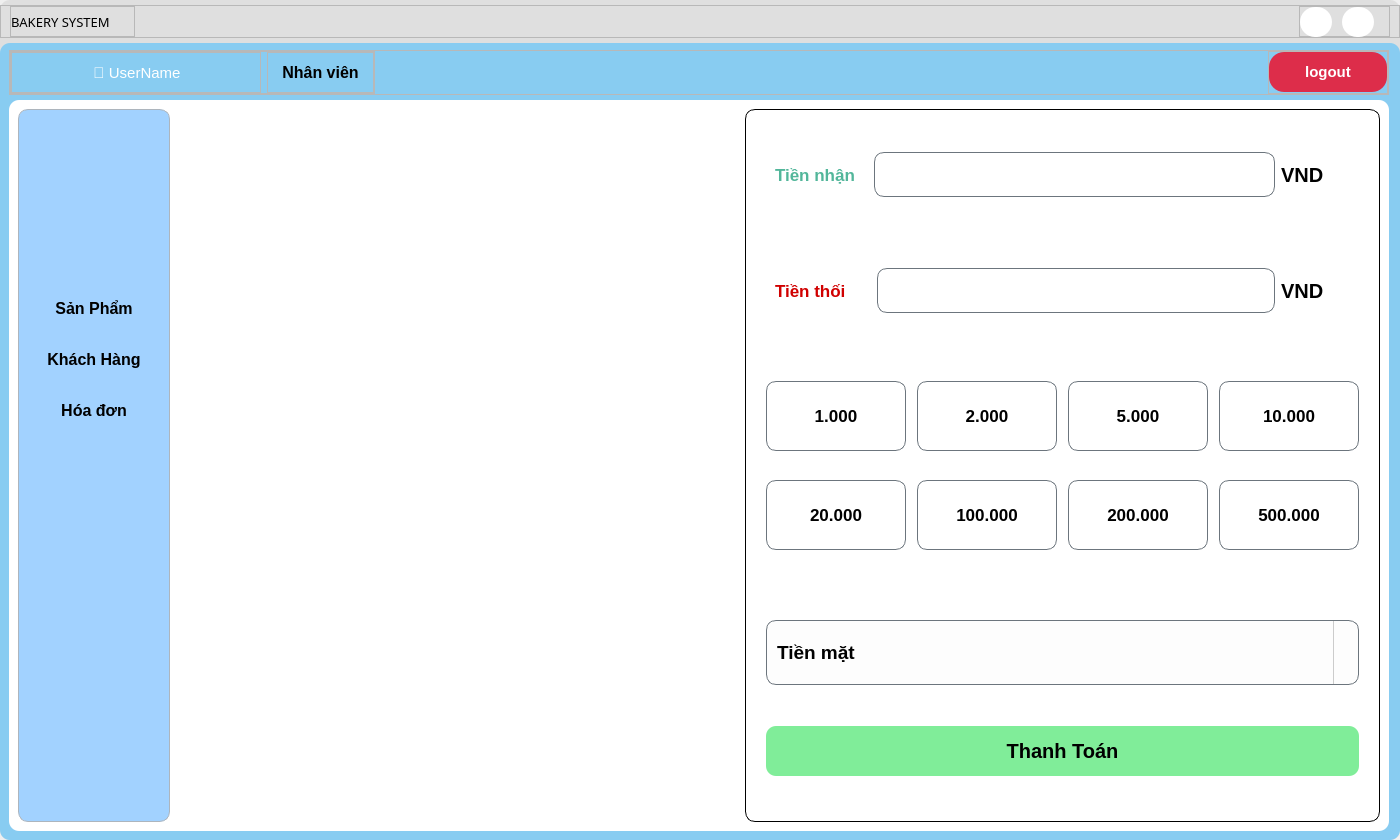
Qt form UI/forms/employee/employee_main_screen.ui (yuukun123/bakery-management-system) before a commit.
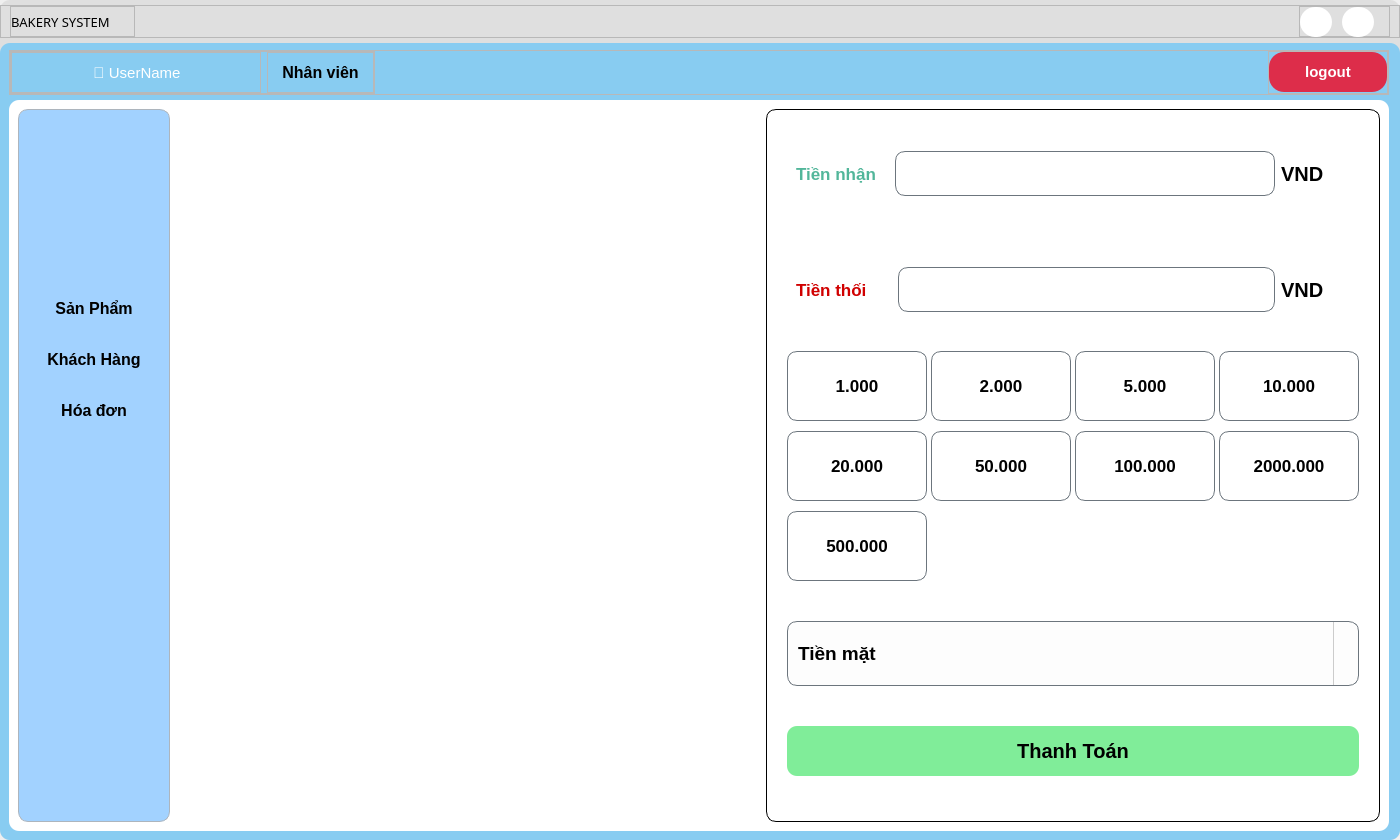
The same form after that commit. Icons and pictures are not drawn.

```diff
--- a/UI/forms/employee/employee_main_screen.ui
+++ b/UI/forms/employee/employee_main_screen.ui
@@ -1866,7 +1866,7 @@
                          <widget class="QFrame" name="frame_29">
                           <property name="maximumSize">
                            <size>
-                            <width>700</width>
+                            <width>680</width>
                             <height>16777215</height>
                            </size>
                           </property>
@@ -2167,86 +2167,11 @@
                                <number>0</number>
                               </property>
                               <property name="horizontalSpacing">
-                               <number>11</number>
+                               <number>4</number>
                               </property>
                               <property name="verticalSpacing">
-                               <number>0</number>
+                               <number>10</number>
                               </property>
-                              <item row="0" column="0">
-                               <widget class="QToolButton" name="btn_1000">
-                                <property name="sizePolicy">
-                                 <sizepolicy hsizetype="Fixed" vsizetype="Fixed">
-                                  <horstretch>0</horstretch>
-                                  <verstretch>0</verstretch>
-                                 </sizepolicy>
-                                </property>
-                                <property name="minimumSize">
-                                 <size>
-                                  <width>140</width>
-                                  <height>70</height>
-                                 </size>
-                                </property>
-                                <property name="font">
-                                 <font>
-                                  <pointsize>13</pointsize>
-                                  <weight>75</weight>
-                                  <bold>true</bold>
-                                 </font>
-                                </property>
-                                <property name="styleSheet">
-                                 <string notr="true">border: 1px solid #6c757d;</string>
-                                </property>
-                                <property name="text">
-                                 <string>1.000</string>
-                                </property>
-                               </widget>
-                              </item>
-                              <item row="1" column="3">
-                               <widget class="QToolButton" name="btn_500000">
-                                <property name="minimumSize">
-                                 <size>
-                                  <width>140</width>
-                                  <height>70</height>
-                                 </size>
-                                </property>
-                                <property name="font">
-                                 <font>
-                                  <pointsize>13</pointsize>
-                                  <weight>75</weight>
-                                  <bold>true</bold>
-                                 </font>
-                                </property>
-                                <property name="styleSheet">
-                                 <string notr="true">border: 1px solid #6c757d;</string>
-                                </property>
-                                <property name="text">
-                                 <string>500.000</string>
-                                </property>
-                               </widget>
-                              </item>
-                              <item row="0" column="1">
-                               <widget class="QToolButton" name="btn_2000">
-                                <property name="minimumSize">
-                                 <size>
-                                  <width>140</width>
-                                  <height>70</height>
-                                 </size>
-                                </property>
-                                <property name="font">
-                                 <font>
-                                  <pointsize>13</pointsize>
-                                  <weight>75</weight>
-                                  <bold>true</bold>
-                                 </font>
-                                </property>
-                                <property name="styleSheet">
-                                 <string notr="true">border: 1px solid #6c757d;</string>
-                                </property>
-                                <property name="text">
-                                 <string>2.000</string>
-                                </property>
-                               </widget>
-                              </item>
                               <item row="1" column="0">
                                <widget class="QToolButton" name="btn_20000">
                                 <property name="minimumSize">
@@ -2270,7 +2195,76 @@
                                 </property>
                                </widget>
                               </item>
-                              <item row="1" column="1">
+                              <item row="0" column="2">
+                               <widget class="QToolButton" name="btn_2000">
+                                <property name="minimumSize">
+                                 <size>
+                                  <width>140</width>
+                                  <height>70</height>
+                                 </size>
+                                </property>
+                                <property name="font">
+                                 <font>
+                                  <pointsize>13</pointsize>
+                                  <weight>75</weight>
+                                  <bold>true</bold>
+                                 </font>
+                                </property>
+                                <property name="styleSheet">
+                                 <string notr="true">border: 1px solid #6c757d;</string>
+                                </property>
+                                <property name="text">
+                                 <string>2.000</string>
+                                </property>
+                               </widget>
+                              </item>
+                              <item row="1" column="2">
+                               <widget class="QToolButton" name="btn_50000">
+                                <property name="minimumSize">
+                                 <size>
+                                  <width>140</width>
+                                  <height>70</height>
+                                 </size>
+                                </property>
+                                <property name="font">
+                                 <font>
+                                  <pointsize>13</pointsize>
+                                  <weight>75</weight>
+                                  <bold>true</bold>
+                                 </font>
+                                </property>
+                                <property name="styleSheet">
+                                 <string notr="true">border: 1px solid #6c757d;</string>
+                                </property>
+                                <property name="text">
+                                 <string>50.000</string>
+                                </property>
+                               </widget>
+                              </item>
+                              <item row="0" column="4">
+                               <widget class="QToolButton" name="btn_10000">
+                                <property name="minimumSize">
+                                 <size>
+                                  <width>140</width>
+                                  <height>70</height>
+                                 </size>
+                                </property>
+                                <property name="font">
+                                 <font>
+                                  <pointsize>13</pointsize>
+                                  <weight>75</weight>
+                                  <bold>true</bold>
+                                 </font>
+                                </property>
+                                <property name="styleSheet">
+                                 <string notr="true">border: 1px solid #6c757d;</string>
+                                </property>
+                                <property name="text">
+                                 <string>10.000</string>
+                                </property>
+                               </widget>
+                              </item>
+                              <item row="1" column="3">
                                <widget class="QToolButton" name="btn_100000">
                                 <property name="minimumSize">
                                  <size>
@@ -2293,7 +2287,7 @@
                                 </property>
                                </widget>
                               </item>
-                              <item row="0" column="2">
+                              <item row="0" column="3">
                                <widget class="QToolButton" name="btn_5000">
                                 <property name="minimumSize">
                                  <size>
@@ -2316,7 +2310,7 @@
                                 </property>
                                </widget>
                               </item>
-                              <item row="1" column="2">
+                              <item row="1" column="4">
                                <widget class="QToolButton" name="btn_200000">
                                 <property name="minimumSize">
                                  <size>
@@ -2335,12 +2329,18 @@
                                  <string notr="true">border: 1px solid #6c757d;</string>
                                 </property>
                                 <property name="text">
-                                 <string>200.000</string>
+                                 <string>2000.000</string>
                                 </property>
                                </widget>
                               </item>
-                              <item row="0" column="3">
-                               <widget class="QToolButton" name="btn_10000">
+                              <item row="0" column="0">
+                               <widget class="QToolButton" name="btn_1000">
+                                <property name="sizePolicy">
+                                 <sizepolicy hsizetype="Fixed" vsizetype="Fixed">
+                                  <horstretch>0</horstretch>
+                                  <verstretch>0</verstretch>
+                                 </sizepolicy>
+                                </property>
                                 <property name="minimumSize">
                                  <size>
                                   <width>140</width>
@@ -2358,7 +2358,30 @@
                                  <string notr="true">border: 1px solid #6c757d;</string>
                                 </property>
                                 <property name="text">
-                                 <string>10.000</string>
+                                 <string>1.000</string>
+                                </property>
+                               </widget>
+                              </item>
+                              <item row="2" column="0">
+                               <widget class="QToolButton" name="btn_500000">
+                                <property name="minimumSize">
+                                 <size>
+                                  <width>140</width>
+                                  <height>70</height>
+                                 </size>
+                                </property>
+                                <property name="font">
+                                 <font>
+                                  <pointsize>13</pointsize>
+                                  <weight>75</weight>
+                                  <bold>true</bold>
+                                 </font>
+                                </property>
+                                <property name="styleSheet">
+                                 <string notr="true">border: 1px solid #6c757d;</string>
+                                </property>
+                                <property name="text">
+                                 <string>500.000</string>
                                 </property>
                                </widget>
                               </item>
```
Left out of the diff: 8 changed lines with no effect on the pictures.
